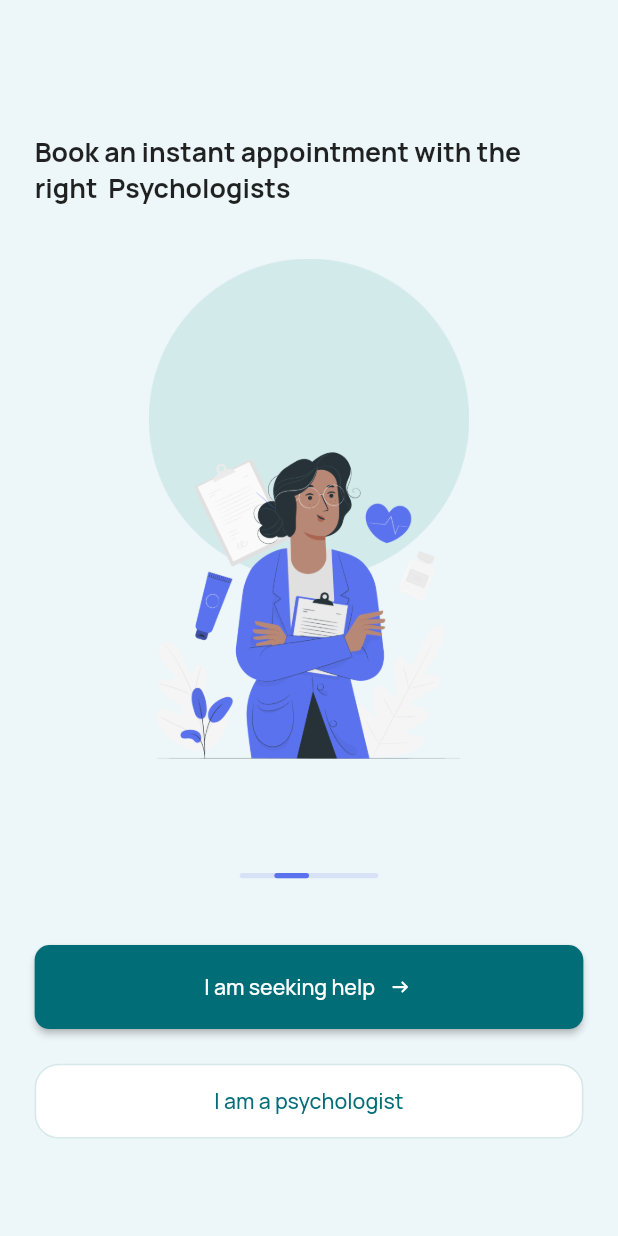
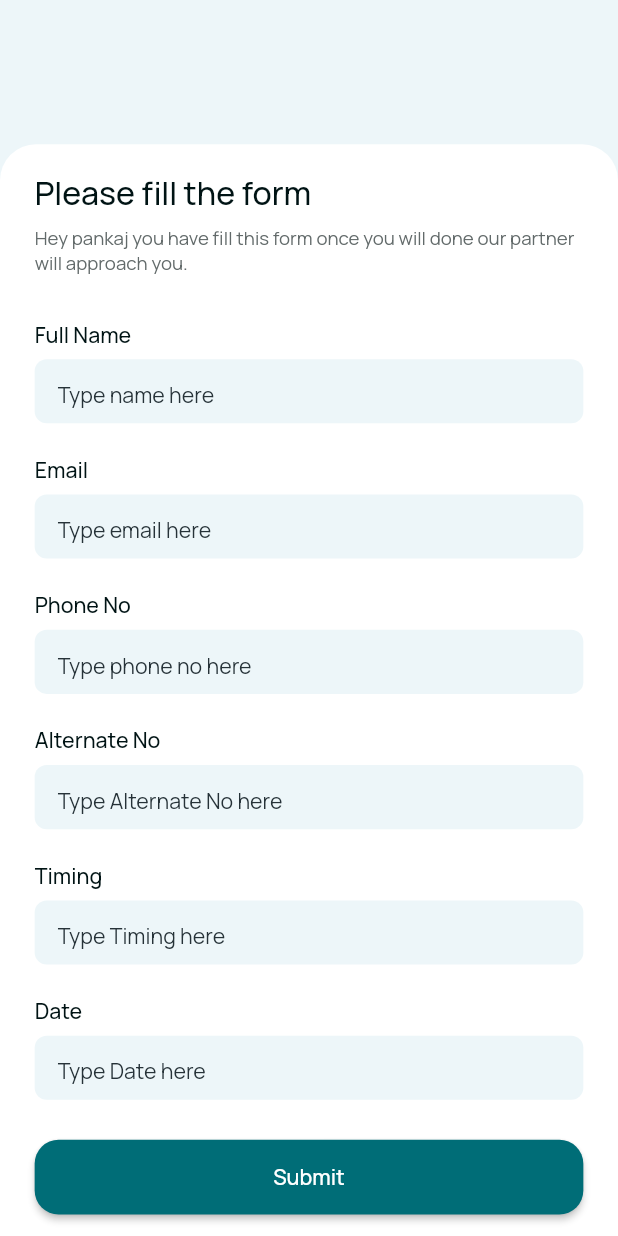
Before and after one commit to Shreyash-kumar/greymatter_01, a Flutter app: the screen it shows after launch, after a tap on "I am a psychologist", on a phone screen of 412 x 824 dp. Run offline on Flutter 3.47's test engine with Material 2 defaults, Android fonts, the phone set to English and light mode, and no system bars; our stand-ins replace carousel_slider, dotted_border, flutter_screenutil, flutter_svg, flutter_switch, google_fonts and 2 more.

Commit message:
2 Nov Commit

```diff
--- a/lib/constants/colors.dart
+++ b/lib/constants/colors.dart
@@ -22,3 +22,4 @@ const k5A898B = Color(0xFF5A898B);
 const kB64949 = Color(0xFFB64949);
 const k82DDF0 = Color(0xFF82DDF0);
 const kFFB1A5 = Color(0xFFFFB1A5);
+const k263238 = Color(0xFF263238);
--- a/lib/constants/fonts.dart
+++ b/lib/constants/fonts.dart
@@ -248,3 +248,13 @@ final kManRope_700_24_001314 = GoogleFonts.manrope(
   fontSize: 24.sp,
   color: k001314,
 );
+final kManRope_500_24_001314 = GoogleFonts.manrope(
+  fontWeight: FontWeight.w500,
+  fontSize: 24.sp,
+  color: k001314,
+);
+final kManRope_400_16_263238 = GoogleFonts.manrope(
+  fontWeight: FontWeight.w400,
+  fontSize: 16.sp,
+  color: k263238,
+);
--- a/lib/screens/onboarding_screen/onboarding_screen.dart
+++ b/lib/screens/onboarding_screen/onboarding_screen.dart
@@ -4,6 +4,7 @@ import 'package:flutter/material.dart';
 import 'package:flutter/services.dart';
 import 'package:flutter_screenutil/flutter_screenutil.dart';
 import 'package:greymatter/constants/colors.dart';
+import 'package:greymatter/screens/psychologist_screen/form_screen.dart';
 import 'package:greymatter/screens/signup_screens/login_screen.dart';
 import 'package:greymatter/widgets/onboarding_screen_widgets/onb_slide.dart';
 import 'package:greymatter/widgets/shared/buttons/custom_text_w_icon_button.dart';
@@ -155,7 +156,9 @@ class _OnBoardingScreenState extends State<OnBoardingScreen> {
               width: 1.sw,
               height: 56.h,
               child: CustomSecondaryButton(
-                onPressed: () {},
+                onPressed: () {
+                  Navigator.of(context).push(MaterialPageRoute(builder: (context) => FormScreen()));
+                },
                 text: 'I am a psychologist',
               ),
             ),
--- /dev/null
+++ b/lib/screens/psychologist_screen/form_screen.dart
@@ -0,0 +1,213 @@
+import 'package:flutter/material.dart';
+import 'package:flutter_screenutil/flutter_screenutil.dart';
+import 'package:greymatter/constants/colors.dart';
+import 'package:greymatter/constants/fonts.dart';
+
+class FormScreen extends StatelessWidget {
+  const FormScreen({Key? key}) : super(key: key);
+
+  @override
+  Widget build(BuildContext context) {
+    return Scaffold(
+      backgroundColor: kWhiteBGColor,
+      body: SingleChildScrollView(
+        child: Column(
+          children: [
+            SizedBox(height: 108.h,),
+            Container(
+              height: 818.h,
+              width: 1.sh,
+              decoration: BoxDecoration(
+                borderRadius: BorderRadius.only(topLeft: Radius.circular(24), topRight: Radius.circular(24)),
+                color: Colors.white,
+              ),
+              child: Padding(
+                padding: EdgeInsets.only(left: 24.w, top: 20.h, right: 24.w),
+                child: Column(
+                  crossAxisAlignment: CrossAxisAlignment.start,
+                  children: [
+                    Text('Please fill the form',style: kManRope_500_24_001314,),
+                    SizedBox(height: 8.h,),
+                    Text('Hey pankaj you have fill this form once you will done our partner will approach you.', style: kManRope_400_14_626A6A,),
+                    SizedBox(height: 33.h,),
+                    Text('Full Name',style: kManRope_500_16_001314,),
+                    SizedBox(height: 8.h,),
+                    Container(
+                      height: 48.h,
+                      width: 380.w,
+                      decoration: BoxDecoration(
+                        borderRadius: BorderRadius.all(Radius.circular(8)),
+                        color: kWhiteBGColor,
+                      ),
+                      child: Padding(
+                        padding: EdgeInsets.only(left: 16.w, top: 10.h),
+                        child: SizedBox(
+                          width: 340.w,
+                          child: TextField(
+                            decoration: InputDecoration(
+                              border: InputBorder.none,
+                              hintText: 'Type name here',
+                              hintStyle: kManRope_400_16_263238,
+                            ),
+                          ),
+                        ),
+                      ),
+                    ),
+                    SizedBox(
+                      height: 24.h,
+                    ),
+                    Text('Email',style: kManRope_500_16_001314,),
+                    SizedBox(height: 8.h,),
+                    Container(
+                      height: 48.h,
+                      width: 380.w,
+                      decoration: BoxDecoration(
+                        borderRadius: BorderRadius.all(Radius.circular(8)),
+                        color: kWhiteBGColor,
+                      ),
+                      child: Padding(
+                        padding: EdgeInsets.only(left: 16.w, top: 10.h),
+                        child: SizedBox(
+                          width: 340.w,
+                          child: TextField(
+                            decoration: InputDecoration(
+                              border: InputBorder.none,
+                              hintText: 'Type email here',
+                              hintStyle: kManRope_400_16_263238,
+                            ),
+                          ),
+                        ),
+                      ),
+                    ),
+                    SizedBox(
+                      height: 24.h,
+                    ),
+                    Text('Phone No',style: kManRope_500_16_001314,),
+                    SizedBox(height: 8.h,),
+                    Container(
+                      height: 48.h,
+                      width: 380.w,
+                      decoration: BoxDecoration(
+                        borderRadius: BorderRadius.all(Radius.circular(8)),
+                        color: kWhiteBGColor,
+                      ),
+                      child: Padding(
+                        padding: EdgeInsets.only(left: 16.w, top: 10.h),
+                        child: SizedBox(
+                          width: 340.w,
+                          child: TextField(
+                            decoration: InputDecoration(
+                              border: InputBorder.none,
+                              hintText: 'Type phone no here',
+                              hintStyle: kManRope_400_16_263238,
+                            ),
+                          ),
+                        ),
+                      ),
+                    ),
+                    SizedBox(
+                      height: 24.h,
+                    ),
+                    Text('Alternate No',style: kManRope_500_16_001314,),
+                    SizedBox(height: 8.h,),
+                    Container(
+                      height: 48.h,
+                      width: 380.w,
+                      decoration: BoxDecoration(
+                        borderRadius: BorderRadius.all(Radius.circular(8)),
+                        color: kWhiteBGColor,
+                      ),
+                      child: Padding(
+                        padding: EdgeInsets.only(left: 16.w, top: 10.h),
+                        child: SizedBox(
+                          width: 340.w,
+                          child: TextField(
+                            decoration: InputDecoration(
+                              border: InputBorder.none,
+                              hintText: 'Type Alternate No here',
+                              hintStyle: kManRope_400_16_263238,
+                            ),
+                          ),
+                        ),
+                      ),
+                    ),
+                    SizedBox(
+                      height: 24.h,
+                    ),
+                    Text('Timing',style: kManRope_500_16_001314,),
+                    SizedBox(height: 8.h,),
+                    Container(
+                      height: 48.h,
+                      width: 380.w,
+                      decoration: BoxDecoration(
+                        borderRadius: BorderRadius.all(Radius.circular(8)),
+                        color: kWhiteBGColor,
+                      ),
+                      child: Padding(
+                        padding: EdgeInsets.only(left: 16.w, top: 10.h),
+                        child: SizedBox(
+                          width: 340.w,
+                          child: TextField(
+                            decoration: InputDecoration(
+                              border: InputBorder.none,
+                              hintText: 'Type Timing here',
+                              hintStyle: kManRope_400_16_263238,
+                            ),
+                          ),
+                        ),
+                      ),
+                    ),
+                    SizedBox(
+                      height: 24.h,
+                    ),
+                    Text('Date',style: kManRope_500_16_001314,),
+                    SizedBox(height: 8.h,),
+                    Container(
+                      height: 48.h,
+                      width: 380.w,
+                      decoration: BoxDecoration(
+                        borderRadius: BorderRadius.all(Radius.circular(8)),
+                        color: kWhiteBGColor,
+                      ),
+                      child: Padding(
+                        padding: EdgeInsets.only(left: 16.w, top: 10.h),
+                        child: SizedBox(
+                          width: 340.w,
+                          child: TextField(
+                            decoration: InputDecoration(
+                              border: InputBorder.none,
+                              hintText: 'Type Date here',
+                              hintStyle: kManRope_400_16_263238,
+                            ),
+                          ),
+                        ),
+                      ),
+                    ),
+                    SizedBox(
+                      height: 30.h,
+                    ),
+                    SizedBox(
+                      height: 56.h,
+                      width: 380.w,
+                      child: MaterialButton(
+                        onPressed: (){},
+                        child: Center(
+                          child: Text('Submit', style: kManRope_500_16_white,),
+                        ),
+                        color: k006D77,
+                        shape: RoundedRectangleBorder(
+                          borderRadius: BorderRadius.all(Radius.circular(16))
+                        ),
+
+                      ),
+                    )
+                  ],
+                ),
+              ),
+            ),
+          ],
+        ),
+      ),
+    );
+  }
+}
```
Also changed, not shown: pubspec.lock.
